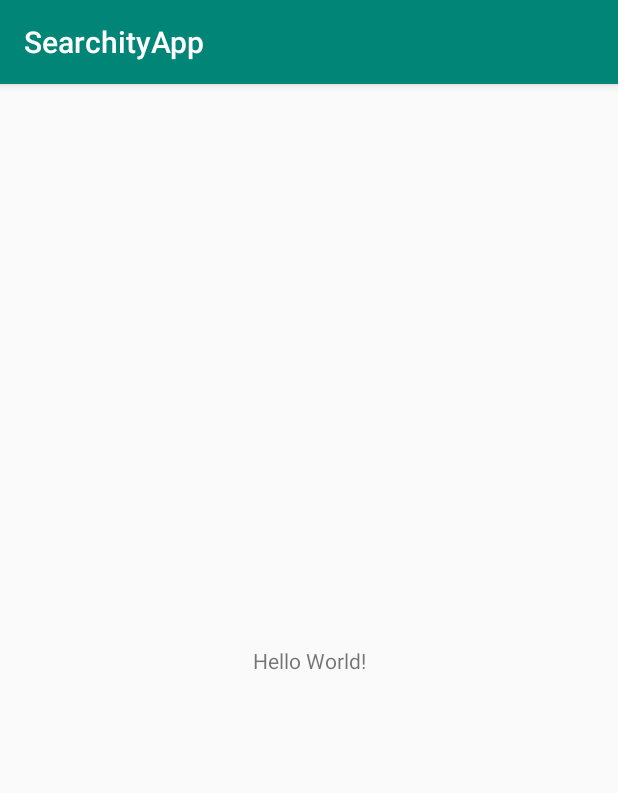
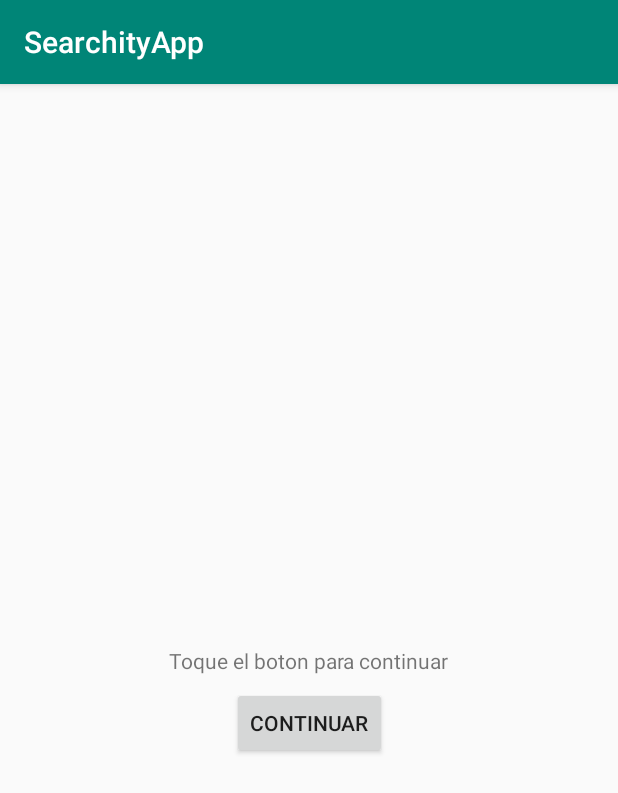
Before and after one commit to Aguilerimon/SearchityApp, an Android app: the screen it shows after launch (MainActivity), on a phone screen of 412 x 824 dp. Shown: the top 793 px of the screen. Run offline under Robolectric (Android 15) with nearby library versions, the phone set to English and light mode, and no system bars.

Commit message:
Boton y Etiqueta Modificada

```diff
--- a/app/src/main/res/layout/activity_main.xml
+++ b/app/src/main/res/layout/activity_main.xml
@@ -7,12 +7,27 @@
     tools:context=".MainActivity">
 
     <TextView
+        android:id="@+id/textView"
         android:layout_width="wrap_content"
         android:layout_height="wrap_content"
-        android:text="Hello World!"
+        android:text="Toque el boton para continuar"
         app:layout_constraintBottom_toBottomOf="parent"
         app:layout_constraintLeft_toLeftOf="parent"
         app:layout_constraintRight_toRightOf="parent"
         app:layout_constraintTop_toTopOf="parent" />
 
+    <Button
+        android:id="@+id/button"
+        android:layout_width="wrap_content"
+        android:layout_height="wrap_content"
+        android:layout_marginStart="8dp"
+        android:layout_marginLeft="8dp"
+        android:layout_marginTop="8dp"
+        android:layout_marginEnd="8dp"
+        android:layout_marginRight="8dp"
+        android:text="Continuar"
+        app:layout_constraintEnd_toEndOf="parent"
+        app:layout_constraintStart_toStartOf="parent"
+        app:layout_constraintTop_toBottomOf="@+id/textView" />
+
 </androidx.constraintlayout.widget.ConstraintLayout>
```
